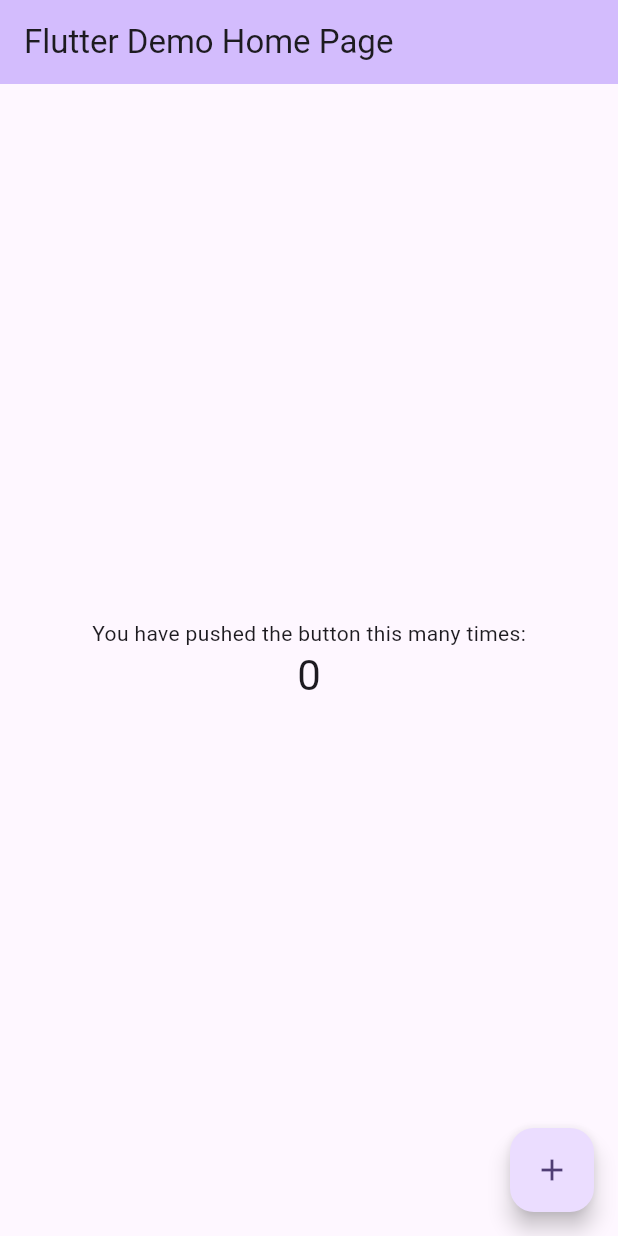
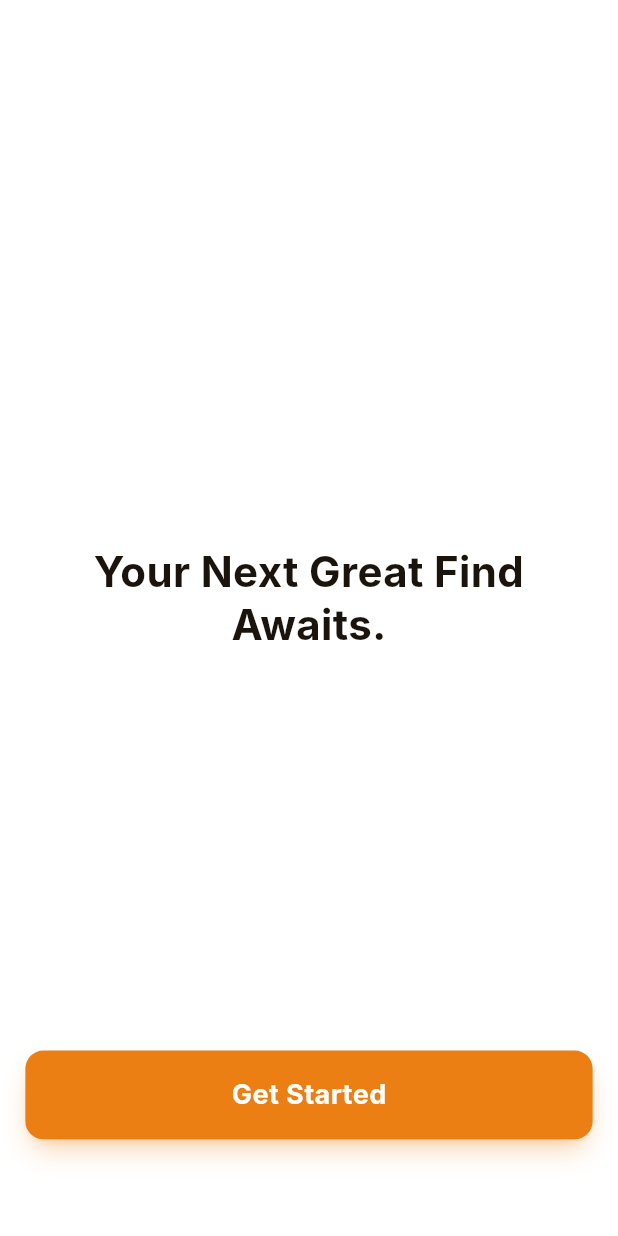
Before and after one commit to bougdar/job-auction, a Flutter app: the screen it shows after launch, on a phone screen of 412 x 824 dp. Run offline on Flutter 3.47's test engine with Material 3 defaults, Android fonts, the phone set to English and light mode, and no system bars; our stand-ins replace flutter_screenutil, get; Roboto replaces fonts that are missing (Inter).

Commit message:
welcome page mobile

```diff
--- a/auction_job/lib/main.dart
+++ b/auction_job/lib/main.dart
@@ -1,4 +1,8 @@
 import 'package:flutter/material.dart';
+import 'package:flutter_screenutil/flutter_screenutil.dart';
+import 'package:get/get.dart';
+
+import 'routes/routes.dart';
 
 void main() {
   runApp(const MyApp());
@@ -7,116 +11,20 @@ void main() {
 class MyApp extends StatelessWidget {
   const MyApp({super.key});
 
-  // This widget is the root of your application.
   @override
   Widget build(BuildContext context) {
-    return MaterialApp(
-      title: 'Flutter Demo',
-      theme: ThemeData(
-        // This is the theme of your application.
-        //
-        // TRY THIS: Try running your application with "flutter run". You'll see
-        // the application has a purple toolbar. Then, without quitting the app,
-        // try changing the seedColor in the colorScheme below to Colors.green
-        // and then invoke "hot reload" (save your changes or press the "hot
-        // reload" button in a Flutter-supported IDE, or press "r" if you used
-        // the command line to start the app).
-        //
-        // Notice that the counter didn't reset back to zero; the application
-        // state is not lost during the reload. To reset the state, use hot
-        // restart instead.
-        //
-        // This works for code too, not just values: Most code changes can be
-        // tested with just a hot reload.
-        colorScheme: ColorScheme.fromSeed(seedColor: Colors.deepPurple),
-      ),
-      home: const MyHomePage(title: 'Flutter Demo Home Page'),
+    return ScreenUtilInit(
+      designSize: const Size(390, 780),
+      minTextAdapt: true,
+      builder: (context, child) {
+        return GetMaterialApp(
+          debugShowCheckedModeBanner: false,
+          title: 'Auction Job',
+          theme: ThemeData(scaffoldBackgroundColor: Colors.white),
+          initialRoute: AppRoutes.welcome,
+          getPages: AppRoutes.pages,
+        );
+      },
     );
   }
 }
-
-class MyHomePage extends StatefulWidget {
-  const MyHomePage({super.key, required this.title});
-
-  // This widget is the home page of your application. It is stateful, meaning
-  // that it has a State object (defined below) that contains fields that affect
-  // how it looks.
-
-  // This class is the configuration for the state. It holds the values (in this
-  // case the title) provided by the parent (in this case the App widget) and
-  // used by the build method of the State. Fields in a Widget subclass are
-  // always marked "final".
-
-  final String title;
-
-  @override
-  State<MyHomePage> createState() => _MyHomePageState();
-}
-
-class _MyHomePageState extends State<MyHomePage> {
-  int _counter = 0;
-
-  void _incrementCounter() {
-    setState(() {
-      // This call to setState tells the Flutter framework that something has
-      // changed in this State, which causes it to rerun the build method below
-      // so that the display can reflect the updated values. If we changed
-      // _counter without calling setState(), then the build method would not be
-      // called again, and so nothing would appear to happen.
-      _counter++;
-    });
-  }
-
-  @override
-  Widget build(BuildContext context) {
-    // This method is rerun every time setState is called, for instance as done
-    // by the _incrementCounter method above.
-    //
-    // The Flutter framework has been optimized to make rerunning build methods
-    // fast, so that you can just rebuild anything that needs updating rather
-    // than having to individually change instances of widgets.
-    return Scaffold(
-      appBar: AppBar(
-        // TRY THIS: Try changing the color here to a specific color (to
-        // Colors.amber, perhaps?) and trigger a hot reload to see the AppBar
-        // change color while the other colors stay the same.
-        backgroundColor: Theme.of(context).colorScheme.inversePrimary,
-        // Here we take the value from the MyHomePage object that was created by
-        // the App.build method, and use it to set our appbar title.
-        title: Text(widget.title),
-      ),
-      body: Center(
-        // Center is a layout widget. It takes a single child and positions it
-        // in the middle of the parent.
-        child: Column(
-          // Column is also a layout widget. It takes a list of children and
-          // arranges them vertically. By default, it sizes itself to fit its
-          // children horizontally, and tries to be as tall as its parent.
-          //
-          // Column has various properties to control how it sizes itself and
-          // how it positions its children. Here we use mainAxisAlignment to
-          // center the children vertically; the main axis here is the vertical
-          // axis because Columns are vertical (the cross axis would be
-          // horizontal).
-          //
-          // TRY THIS: Invoke "debug painting" (choose the "Toggle Debug Paint"
-          // action in the IDE, or press "p" in the console), to see the
-          // wireframe for each widget.
-          mainAxisAlignment: MainAxisAlignment.center,
-          children: <Widget>[
-            const Text('You have pushed the button this many times:'),
-            Text(
-              '$_counter',
-              style: Theme.of(context).textTheme.headlineMedium,
-            ),
-          ],
-        ),
-      ),
-      floatingActionButton: FloatingActionButton(
-        onPressed: _incrementCounter,
-        tooltip: 'Increment',
-        child: const Icon(Icons.add),
-      ), // This trailing comma makes auto-formatting nicer for build methods.
-    );
-  }
-}
--- /dev/null
+++ b/auction_job/lib/pages/welcome_page.dart
@@ -0,0 +1,72 @@
+import 'package:flutter/material.dart';
+import 'package:flutter_screenutil/flutter_screenutil.dart';
+
+class WelcomePage extends StatelessWidget {
+  const WelcomePage({super.key});
+
+  @override
+  Widget build(BuildContext context) {
+    return Scaffold(
+      body: Center(
+        child: Column(
+          mainAxisAlignment: MainAxisAlignment.center,
+          children: [
+            SizedBox(height: 283.h),
+            SizedBox(
+              width: 282.15.w,
+              height: 69.h,
+              child: Text(
+                'Your Next Great Find Awaits.',
+                textAlign: TextAlign.center,
+                style: TextStyle(
+                  color: Color(0xFF1B140D),
+                  fontSize: 28,
+                  fontFamily: 'Inter',
+                  fontWeight: FontWeight.w700,
+                  height: 1.25,
+                ),
+              ),
+            ),
+
+            SizedBox(height: 250.h),
+
+            Container(
+              width: 358.w,
+              height: 56.h,
+              decoration: BoxDecoration(
+                color: Color(0xFFEC7F13),
+                borderRadius: BorderRadius.circular(12),
+                boxShadow: const [
+                  BoxShadow(
+                    color: Color(0x4CEC7F13),
+                    blurRadius: 6,
+                    offset: Offset(0, 4),
+                    spreadRadius: -4,
+                  ),
+                  BoxShadow(
+                    color: Color(0x4CEC7F13),
+                    blurRadius: 15,
+                    offset: Offset(0, 10),
+                    spreadRadius: -3,
+                  ),
+                ],
+              ),
+              child: Center(
+                child: Text(
+                  'Get Started',
+                  style: TextStyle(
+                    color: Colors.white,
+                    fontSize: 18,
+                    fontFamily: 'Inter',
+                    fontWeight: FontWeight.w700,
+                    letterSpacing: 0.27,
+                  ),
+                ),
+              ),
+            ),
+          ],
+        ),
+      ),
+    );
+  }
+}
--- /dev/null
+++ b/auction_job/lib/routes/routes.dart
@@ -0,0 +1,11 @@
+import 'package:get/get.dart';
+
+import '../pages/welcome_page.dart';
+
+class AppRoutes {
+  static const welcome = '/welcome';
+
+  static final pages = [
+    GetPage(name: welcome, page: () => const WelcomePage()),
+  ];
+}
--- a/auction_job/pubspec.yaml
+++ b/auction_job/pubspec.yaml
@@ -38,7 +38,9 @@ dependencies:
 dev_dependencies:
   flutter_test:
     sdk: flutter
-
+  get: ^4.7.2
+  flutter_screenutil: ^5.9.3
+  cupertino_icons: ^1.0.8
   # The "flutter_lints" package below contains a set of recommended lints to
   # encourage good coding practices. The lint set provided by the package is
   # activated in the `analysis_options.yaml` file located at the root of your
```
Also changed, not shown: auction_job/lib/pages/home_page.dart (added, +22 -0 lines), auction_job/lib/pages/auction/add_page.dart (added), auction_job/lib/pages/auction/details_page.dart (added), auction_job/lib/pages/auction/edit_page.dart (added), auction_job/lib/pages/auth/login_page.dart (added), auction_job/lib/pages/auth/register_page.dart (added), auction_job/lib/pages/profile/edit_profile.dart (added), auction_job/lib/pages/profile/profile_page.dart (added), auction_job/pubspec.lock, 1 other file.
